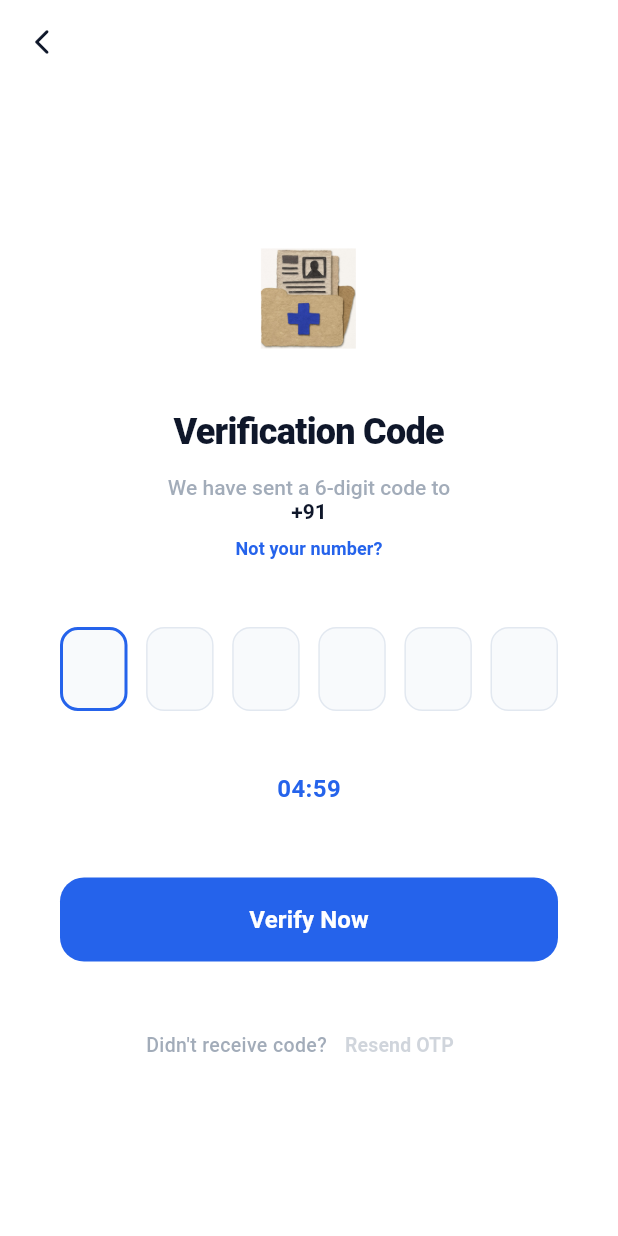
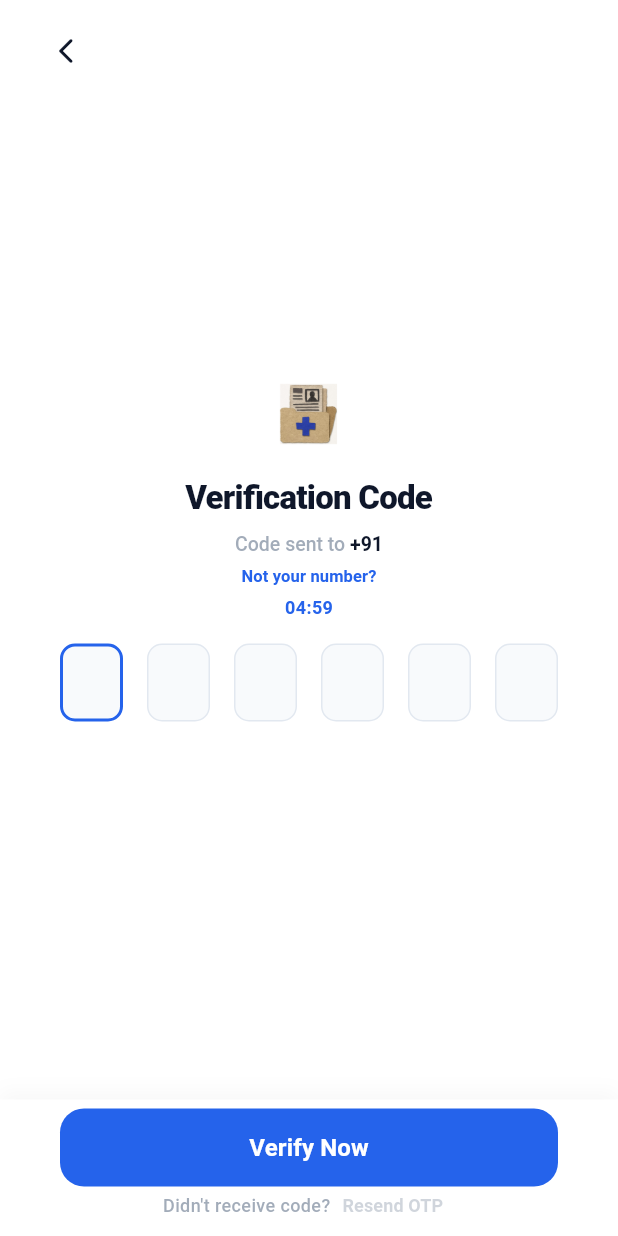
Before and after one commit to rkbyoo/Medilocker, a Flutter app: the OtpScreen screen opened directly with empty values, on a phone screen of 412 x 824 dp. Run offline on Flutter 3.47's test engine with Material 3 defaults, Android fonts, the phone set to English and light mode, and no system bars; our stand-ins replace pdf, printing, qr_flutter, share_plus, shared_preferences; missing offline and left inert: add_2_calendar, maps_launcher; accounts and stored records are empty.

Commit message:
feat: implement OTP verification screen with countdown timer and input validation

```diff
--- a/app-client/lib/screens/auth/otp_screen.dart
+++ b/app-client/lib/screens/auth/otp_screen.dart
@@ -118,50 +118,52 @@ class _OtpScreenState extends State<OtpScreen> {
   Widget build(BuildContext context) {
     return Scaffold(
       backgroundColor: Colors.white,
-      appBar: AppBar(
-        backgroundColor: Colors.white,
-        elevation: 0,
-        leading: IconButton(
+      body: SafeArea(
+        child: Stack(
+          children: [
+            // Back Button
+            Positioned(
+              top: 10,
+              left: 20,
+              child: IconButton(
                 icon: const Icon(Icons.arrow_back_ios_new_rounded, color: AppColors.textPrimary, size: 20),
                 onPressed: () => Navigator.pop(context),
               ),
             ),
-      body: SafeArea(
-        child: Center(
-          child: SingleChildScrollView(
-            physics: const BouncingScrollPhysics(),
+            Column(
+              children: [
+                Expanded(
+                  child: Padding(
                     padding: const EdgeInsets.symmetric(horizontal: 40),
                     child: Column(
                       mainAxisAlignment: MainAxisAlignment.center,
                       children: [
                         Image.asset(
                           'assets/icon/medilocker_icon.png',
-                  width: 80,
-                  height: 80,
+                          width: 48,
+                          height: 48,
                         ),
-                const SizedBox(height: 32),
+                        const SizedBox(height: 16),
                         const Text(
                           'Verification Code',
                           style: TextStyle(
-                    fontSize: 24,
+                            fontSize: 22,
                             fontWeight: FontWeight.w900,
                             color: AppColors.textPrimary,
                             letterSpacing: -0.5,
                           ),
                         ),
-                const SizedBox(height: 12),
-                Column(
-                  children: [
+                        const SizedBox(height: 8),
                         RichText(
                           textAlign: TextAlign.center,
                           text: TextSpan(
                             style: TextStyle(
                               color: AppColors.textSecondary.withValues(alpha: 0.6),
-                          fontSize: 14,
+                              fontSize: 13,
                               fontWeight: FontWeight.w500,
                             ),
                             children: [
-                          const TextSpan(text: 'We have sent a 6-digit code to\n'),
+                              const TextSpan(text: 'Code sent to '),
                               TextSpan(
                                 text: '+91 ${widget.phoneNumber}',
                                 style: const TextStyle(
@@ -172,7 +174,7 @@ class _OtpScreenState extends State<OtpScreen> {
                             ],
                           ),
                         ),
-                    const SizedBox(height: 4),
+                        const SizedBox(height: 2),
                         TextButton(
                           style: TextButton.styleFrom(
                             minimumSize: Size.zero,
@@ -184,20 +186,26 @@ class _OtpScreenState extends State<OtpScreen> {
                             'Not your number?',
                             style: TextStyle(
                               color: AppColors.primary,
-                          fontSize: 12,
+                              fontSize: 11,
                               fontWeight: FontWeight.w600,
                             ),
                           ),
                         ),
-                  ],
+                        // Timer
+                        Text(
+                          _formatTime(_secondsRemaining),
+                          style: TextStyle(
+                            fontSize: 12,
+                            fontWeight: FontWeight.bold,
+                            color: _secondsRemaining < 60 ? Colors.red.shade400 : AppColors.primary,
                           ),
-                const SizedBox(height: 40),
+                        ),
+                        const SizedBox(height: 16),
 
-                // OTP Input inside AutofillGroup for better SMS detection
                         AutofillGroup(
                           child: SizedBox(
                             width: double.infinity,
-                    height: 56,
+                            height: 52,
                             child: Stack(
                               children: [
                                 Row(
@@ -208,12 +216,12 @@ class _OtpScreenState extends State<OtpScreen> {
                                         : '';
                                     final isFocused = _otpController.text.length == index && _secondsRemaining > 0;
                                     return Container(
-                              width: 45,
-                              height: 56,
+                                      width: 42,
+                                      height: 52,
                                       alignment: Alignment.center,
                                       decoration: BoxDecoration(
                                         color: const Color(0xFFF8FAFC),
-                                borderRadius: BorderRadius.circular(12),
+                                        borderRadius: BorderRadius.circular(10),
                                         border: Border.all(
                                           color: isFocused
                                             ? AppColors.primary
@@ -224,7 +232,7 @@ class _OtpScreenState extends State<OtpScreen> {
                                       child: Text(
                                         char,
                                         style: const TextStyle(
-                                  fontSize: 20,
+                                          fontSize: 18,
                                           fontWeight: FontWeight.bold,
                                           color: AppColors.textPrimary,
                                         ),
@@ -237,6 +245,7 @@ class _OtpScreenState extends State<OtpScreen> {
                                     controller: _otpController,
                                     focusNode: _focusNode,
                                     enabled: _secondsRemaining > 0,
+                                    autofocus: true,
                                     keyboardType: TextInputType.number,
                                     maxLength: 6,
                                     autofillHints: const [AutofillHints.oneTimeCode],
@@ -260,21 +269,28 @@ class _OtpScreenState extends State<OtpScreen> {
                             ),
                           ),
                         ),
-
-                const SizedBox(height: 40),
-                Text(
-                  _formatTime(_secondsRemaining),
-                  style: TextStyle(
-                    fontSize: 16,
-                    fontWeight: FontWeight.bold,
-                    color: _secondsRemaining < 60 ? Colors.red.shade400 : AppColors.primary,
+                      ],
                     ),
                   ),
-                const SizedBox(height: 48),
-
+                ),
+                Container(
+                  padding: const EdgeInsets.fromLTRB(40, 6, 40, 12),
+                  decoration: BoxDecoration(
+                    color: Colors.white,
+                    boxShadow: [
+                      BoxShadow(
+                        color: Colors.black.withValues(alpha: 0.03),
+                        blurRadius: 10,
+                        offset: const Offset(0, -5),
+                      ),
+                    ],
+                  ),
+                  child: Column(
+                    mainAxisSize: MainAxisSize.min,
+                    children: [
                       SizedBox(
                         width: double.infinity,
-                  height: 56,
+                        height: 52,
                         child: Consumer<AuthProvider>(
                           builder: (context, authProvider, _) {
                             return ElevatedButton(
@@ -307,7 +323,7 @@ class _OtpScreenState extends State<OtpScreen> {
                           },
                         ),
                       ),
-                const SizedBox(height: 32),
+                      const SizedBox(height: 4),
                       Row(
                         mainAxisAlignment: MainAxisAlignment.center,
                         children: [
@@ -315,17 +331,22 @@ class _OtpScreenState extends State<OtpScreen> {
                             "Didn't receive code?",
                             style: TextStyle(
                               color: AppColors.textSecondary.withValues(alpha: 0.6),
-                        fontSize: 13,
+                              fontSize: 12,
                               fontWeight: FontWeight.w500,
                             ),
                           ),
                           TextButton(
-                      onPressed: _secondsRemaining < 240 ? _resendOtp : null, // Only allow resend after 1 min
+                            style: TextButton.styleFrom(
+                              padding: const EdgeInsets.symmetric(horizontal: 8),
+                              minimumSize: Size.zero,
+                              tapTargetSize: MaterialTapTargetSize.shrinkWrap,
+                            ),
+                            onPressed: _secondsRemaining < 240 ? _resendOtp : null,
                             child: Text(
                               'Resend OTP',
                               style: TextStyle(
                                 color: _secondsRemaining < 240 ? AppColors.primary : AppColors.textSecondary.withValues(alpha: 0.3),
-                          fontSize: 13,
+                                fontSize: 12,
                                 fontWeight: FontWeight.bold,
                               ),
                             ),
@@ -335,6 +356,9 @@ class _OtpScreenState extends State<OtpScreen> {
                     ],
                   ),
                 ),
+              ],
+            ),
+          ],
         ),
       ),
     );
```
Lines whose indentation alone changed are shown as unchanged.
